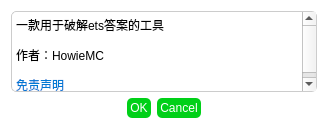
Howie114514/ETSAnswerCracker, file about.ui: the form before one commit.
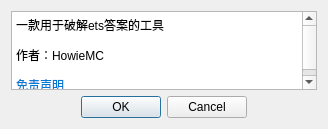
The form after the commit.

```diff
--- a/about.ui
+++ b/about.ui
@@ -13,26 +13,6 @@
   <property name="windowTitle">
    <string>关于</string>
   </property>
-  <property name="styleSheet">
-   <string notr="true">QDialog{
-  background-color:#fff
-}
-QTextBrowser{
-  background-color:#fff;
-  border:1px solid #ccc;
-  border-radius:5px
-}
-QPushButton{
-	background-color: rgb(0, 208, 24);
-	border:0px;
-	border-radius:5px;
-	color:#fff;
-	padding:3px;
-}
-QPushButton::hover{
-	background-color: rgb(0, 100, 10);
-}</string>
-  </property>
   <layout class="QVBoxLayout" name="verticalLayout">
    <item>
     <widget class="QTextBrowser" name="textBrowser">
@@ -44,8 +24,8 @@
 li.unchecked::marker { content: &quot;\2610&quot;; }
 li.checked::marker { content: &quot;\2612&quot;; }
 &lt;/style&gt;&lt;/head&gt;&lt;body style=&quot; font-family:'Microsoft YaHei UI'; font-size:9pt; font-weight:400; font-style:normal;&quot;&gt;
-&lt;p style=&quot; margin-top:12px; margin-bottom:12px; margin-left:0px; margin-right:0px; -qt-block-indent:0; text-indent:0px;&quot;&gt;一款用于破解ets答案的工具&lt;/p&gt;
-&lt;p style=&quot; margin-top:12px; margin-bottom:12px; margin-left:0px; margin-right:0px; -qt-block-indent:0; text-indent:0px;&quot;&gt;作者：HowieMC&lt;/p&gt;
+&lt;p style=&quot; margin-top:12px; margin-bottom:12px; margin-left:0px; margin-right:0px; -qt-block-indent:0; text-indent:0px;&quot;&gt;一款用于破解ets答案的工具              &lt;/p&gt;
+&lt;p style=&quot; margin-top:12px; margin-bottom:12px; margin-left:0px; margin-right:0px; -qt-block-indent:0; text-indent:0px;&quot;&gt;作者：HowieMC              &lt;/p&gt;
 &lt;p style=&quot; margin-top:12px; margin-bottom:12px; margin-left:0px; margin-right:0px; -qt-block-indent:0; text-indent:0px;&quot;&gt;&lt;a href=&quot;#&quot;&gt;&lt;span style=&quot; text-decoration: underline; color:#0078d4;&quot;&gt;免责声明&lt;/span&gt;&lt;/a&gt;&lt;/p&gt;&lt;/body&gt;&lt;/html&gt;</string>
      </property>
     </widget>
```
